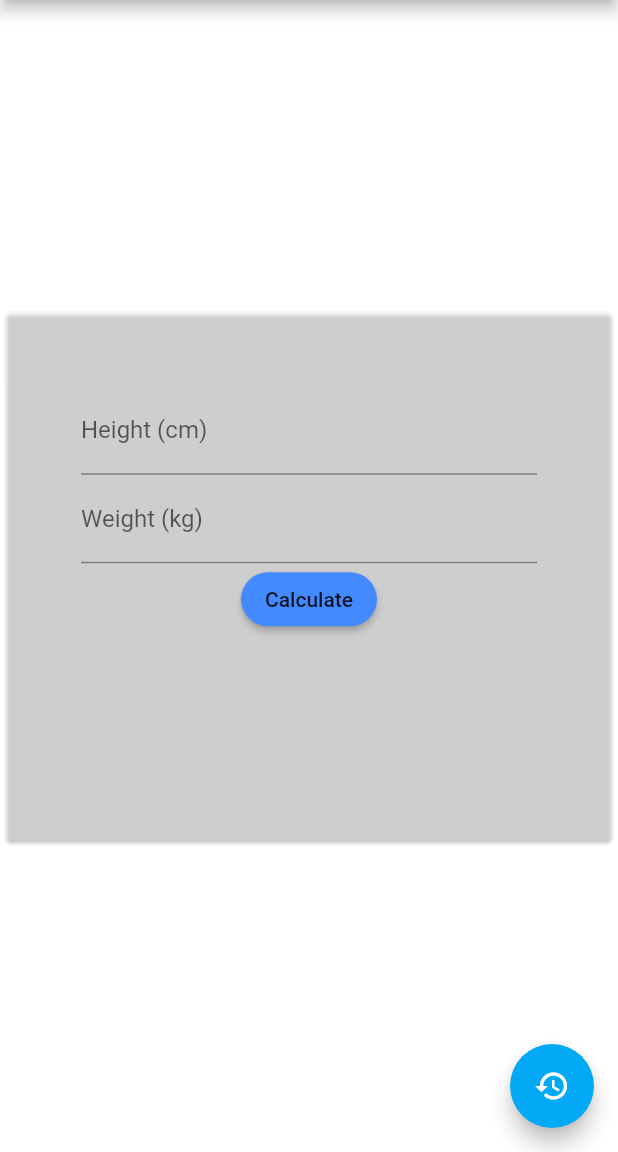
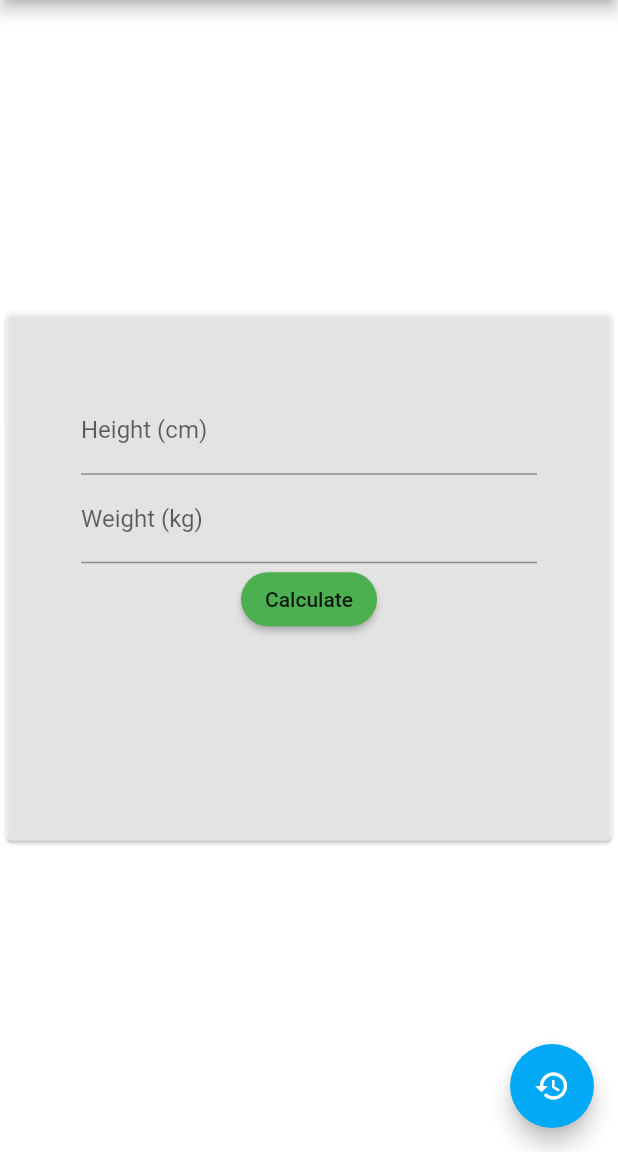
Before and after one commit to suprakittt/BMI_Calculator, a Flutter app: the screen it shows after launch, item 4 of the bottom bar chosen, on a phone screen of 412 x 824 dp, the part 84-1236 px from its top. Run offline on Flutter 3.47's test engine with Material 2 defaults, Android fonts, the phone set to English and light mode, and no system bars; our stand-ins replace circular_countdown_timer, get_storage.

Commit message:
Updated color

```diff
--- a/lib/bmicalculator.dart
+++ b/lib/bmicalculator.dart
@@ -30,7 +30,7 @@ class BMIpage extends State<MainPage> {
       body: Center(
         child: Container(
           child: Card(
-            color: Colors.white30,
+            color: Colors.white60,
             elevation: 1,
             child: Padding(
               padding: const EdgeInsets.all(50),
@@ -51,7 +51,7 @@ class BMIpage extends State<MainPage> {
                   ),
                   RaisedButton(
                     shape: StadiumBorder(),
-                    color: Colors.blueAccent,
+                    color: Colors.green,
                     onPressed: calculate,
                     child: Text('Calculate'),
                   ),
```
